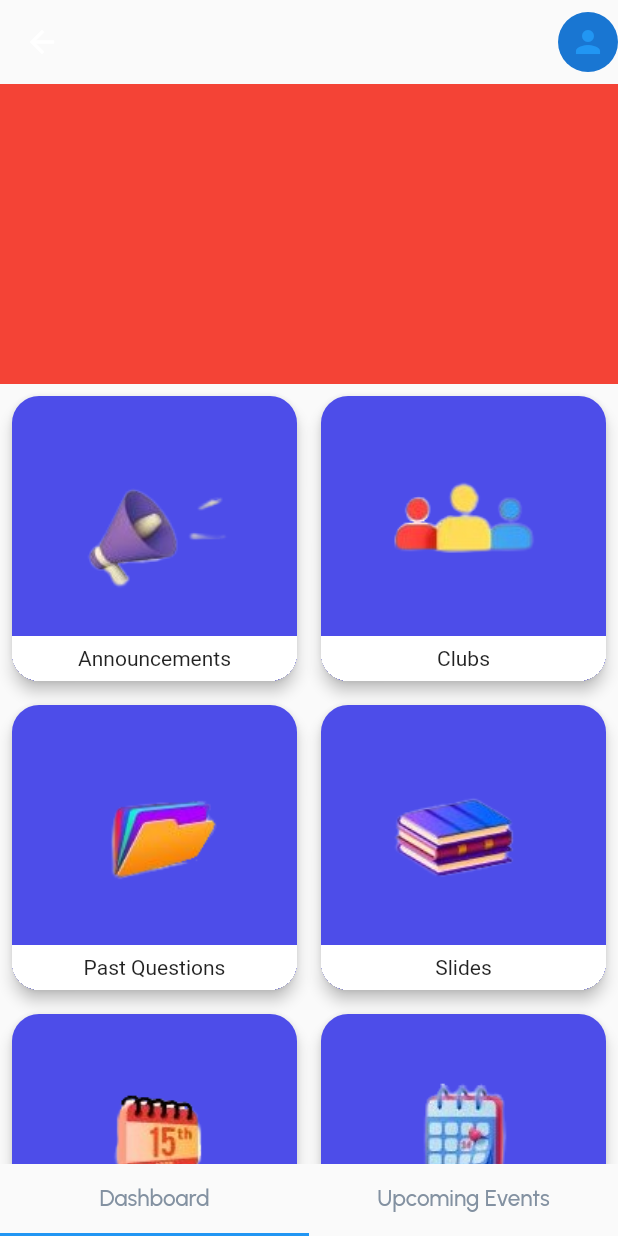
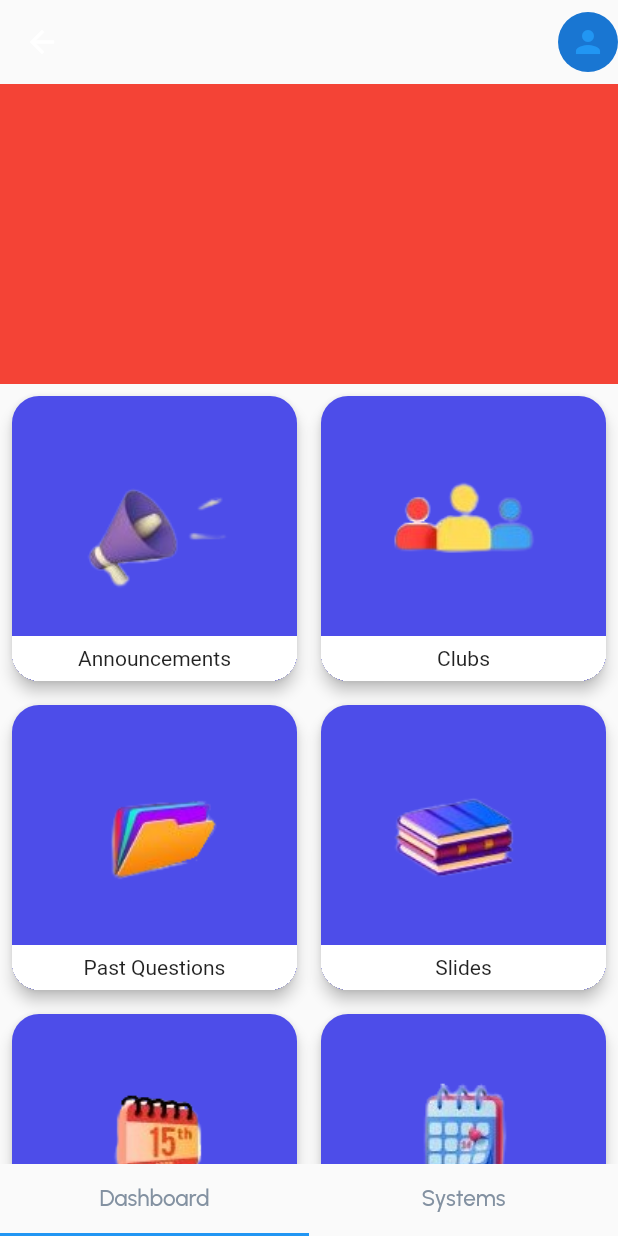
Before and after one commit to Serkhani/ugmis, a Flutter app: the DashboardView screen opened by its route, on a phone screen of 412 x 824 dp. Run offline on Flutter 3.47's test engine with Material 2 defaults, Android fonts, the phone set to English and light mode, and no system bars; our stand-ins replace get; project files that could hold a hidden picture were left out.

Commit message:
changing systems text

```diff
--- a/lib/resources/app_strings.dart
+++ b/lib/resources/app_strings.dart
@@ -30,7 +30,7 @@ class AppStrings {
 
   // Dashboard
   static const dashboard = "Dashboard";
-  static const upcomingEvents = "Upcoming Events";
+  static const upcomingEvents = "Systems";
   static const announcements = "Announcements";
   static const clubs = 'Clubs';
   static const pastQuestions = 'Past Questions';
```
